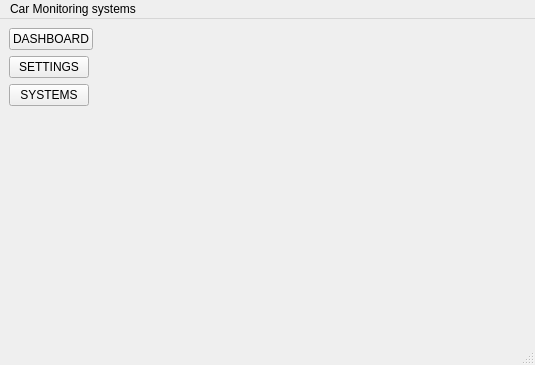
Before: the Qt Designer form hmi/ui/mainwindow.ui in ThanhTu108/CarMonitoringSystem, drawn with Qt 5.
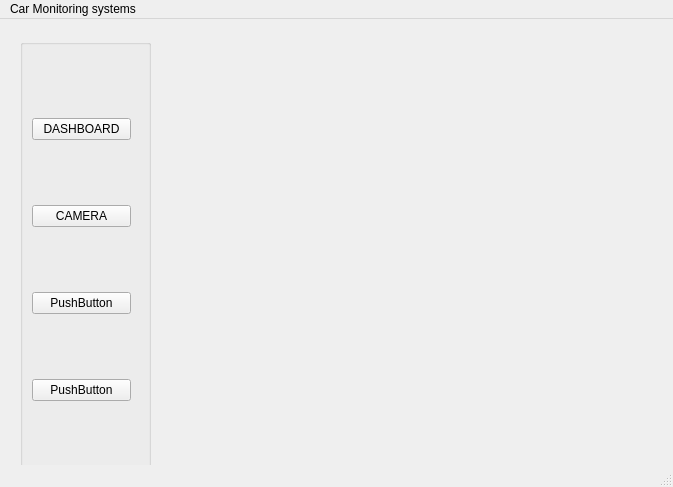
After: the same form once the commit is applied.

Commit message: [hmi]: add logic when click button with qwidget

What changed in the file:
```diff
--- a/hmi/ui/mainwindow.ui
+++ b/hmi/ui/mainwindow.ui
@@ -6,48 +6,112 @@
    <rect>
     <x>0</x>
     <y>0</y>
-    <width>535</width>
-    <height>365</height>
+    <width>673</width>
+    <height>487</height>
    </rect>
   </property>
   <property name="windowTitle">
    <string>MainWindow</string>
   </property>
   <widget class="QWidget" name="centralwidget">
-   <layout class="QGridLayout" name="gridLayout">
-    <item row="0" column="0">
-     <layout class="QFormLayout" name="formLayout">
-      <item row="0" column="0">
-       <widget class="QPushButton" name="Dashboard_btn">
+   <widget class="QWidget" name="widget" native="true">
+    <property name="geometry">
+     <rect>
+      <x>340</x>
+      <y>9</y>
+      <width>18</width>
+      <height>18</height>
+     </rect>
+    </property>
+    <layout class="QVBoxLayout" name="verticalLayout"/>
+   </widget>
+   <widget class="QGroupBox" name="groupBox">
+    <property name="geometry">
+     <rect>
+      <x>20</x>
+      <y>20</y>
+      <width>131</width>
+      <height>431</height>
+     </rect>
+    </property>
+    <property name="title">
+     <string/>
+    </property>
+    <widget class="QWidget" name="layoutWidget">
+     <property name="geometry">
+      <rect>
+       <x>10</x>
+       <y>20</y>
+       <width>101</width>
+       <height>401</height>
+      </rect>
+     </property>
+     <layout class="QVBoxLayout" name="verticalLayout_2">
+      <property name="leftMargin">
+       <number>2</number>
+      </property>
+      <item>
+       <widget class="QPushButton" name="_dash_board_btn">
+        <property name="mouseTracking">
+         <bool>false</bool>
+        </property>
         <property name="text">
          <string>DASHBOARD</string>
         </property>
        </widget>
       </item>
-      <item row="1" column="0">
-       <widget class="QPushButton" name="setting_btn">
+      <item>
+       <widget class="QPushButton" name="_camera_btn">
+        <property name="mouseTracking">
+         <bool>false</bool>
+        </property>
         <property name="text">
-         <string>SETTINGS</string>
+         <string>CAMERA</string>
         </property>
        </widget>
       </item>
-      <item row="2" column="0">
-       <widget class="QPushButton" name="pushButton">
+      <item>
+       <widget class="QPushButton" name="pushButton_3">
+        <property name="mouseTracking">
+         <bool>false</bool>
+        </property>
         <property name="text">
-         <string>SYSTEMS</string>
+         <string>PushButton</string>
+        </property>
+       </widget>
+      </item>
+      <item>
+       <widget class="QPushButton" name="pushButton_4">
+        <property name="mouseTracking">
+         <bool>false</bool>
+        </property>
+        <property name="text">
+         <string>PushButton</string>
         </property>
        </widget>
       </item>
      </layout>
-    </item>
-   </layout>
+    </widget>
+   </widget>
+   <widget class="QStackedWidget" name="ui_display">
+    <property name="geometry">
+     <rect>
+      <x>159</x>
+      <y>29</y>
+      <width>511</width>
+      <height>411</height>
+     </rect>
+    </property>
+    <widget class="QWidget" name="dashboard_widget"/>
+    <widget class="QWidget" name="ui_displayPage2_2"/>
+   </widget>
   </widget>
   <widget class="QMenuBar" name="menubar">
    <property name="geometry">
     <rect>
      <x>0</x>
      <y>0</y>
-     <width>535</width>
+     <width>673</width>
      <height>23</height>
     </rect>
    </property>
```
The commit also changes 6 other files.
